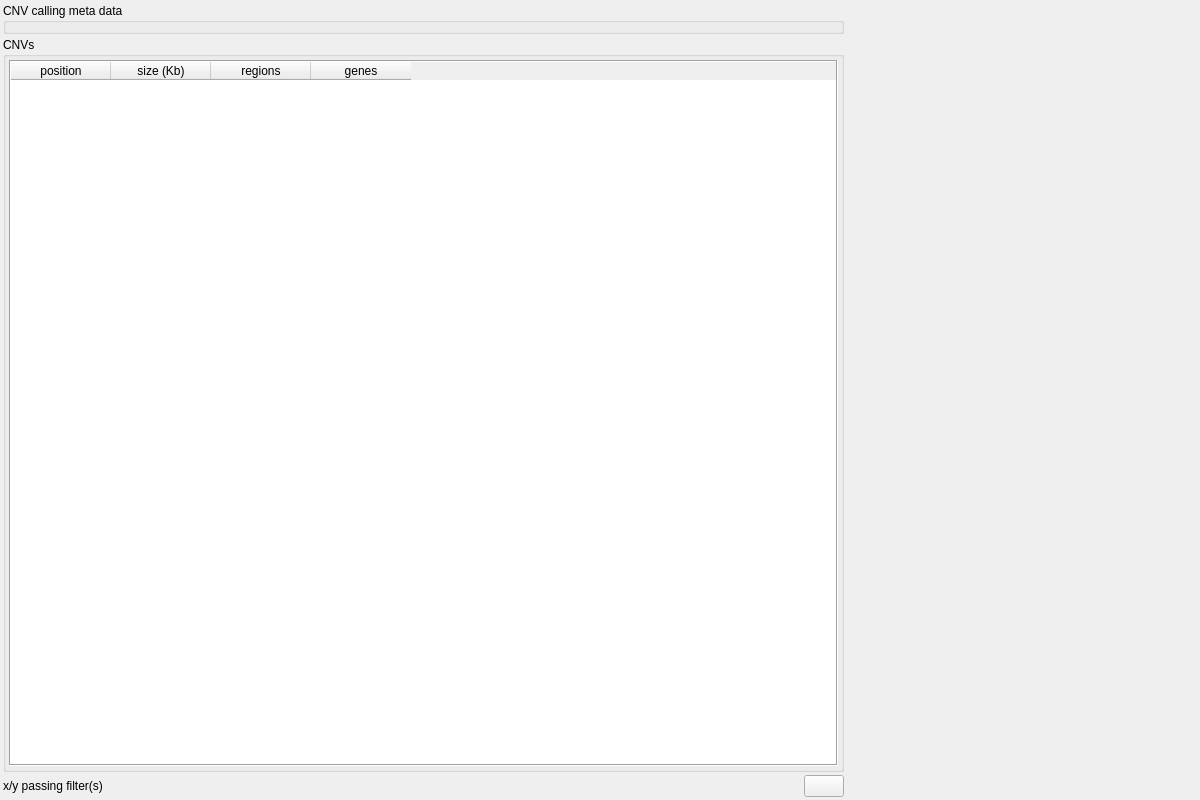
imgag/ngs-bits, file src/GSvar/CnvWidget.ui: the form before one commit.
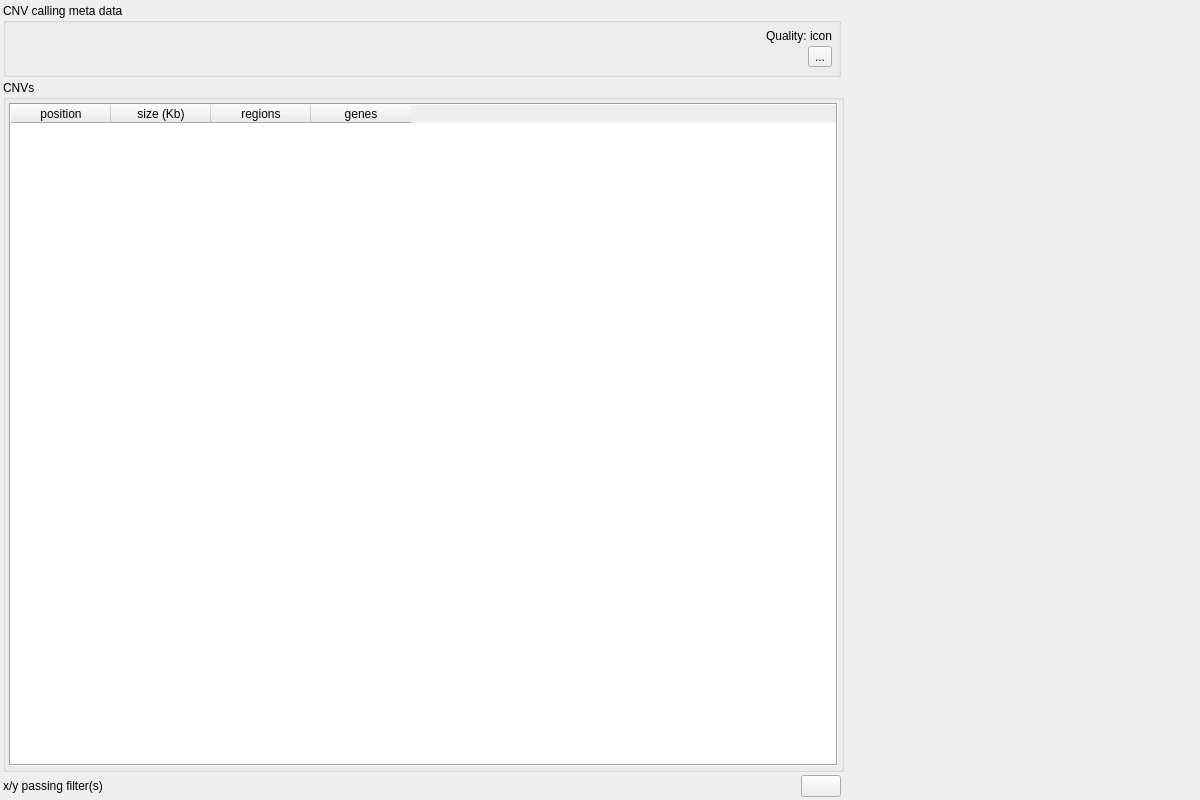
The form after the commit. Icons and pictures are not drawn. Custom widgets are drawn as their Qt base class.

Commit message: GSvar: added CNV callset quality and #cnvs histogram.

```diff
--- a/src/GSvar/CnvWidget.ui
+++ b/src/GSvar/CnvWidget.ui
@@ -35,34 +35,67 @@
    <property name="spacing">
     <number>3</number>
    </property>
-   <item row="0" column="0">
-    <widget class="QGroupBox" name="info_box">
-     <property name="title">
-      <string>CNV calling meta data</string>
-     </property>
-     <property name="flat">
-      <bool>true</bool>
-     </property>
-     <layout class="QVBoxLayout" name="verticalLayout_2">
-      <property name="spacing">
-       <number>3</number>
-      </property>
-      <property name="leftMargin">
-       <number>3</number>
-      </property>
-      <property name="topMargin">
-       <number>3</number>
-      </property>
-      <property name="rightMargin">
-       <number>3</number>
-      </property>
-      <property name="bottomMargin">
-       <number>3</number>
-      </property>
-     </layout>
+   <item row="2" column="0">
+    <layout class="QHBoxLayout" name="horizontalLayout">
+     <item>
+      <widget class="QLabel" name="status">
+       <property name="text">
+        <string>x/y passing filter(s)</string>
+       </property>
+      </widget>
+     </item>
+     <item>
+      <spacer name="horizontalSpacer_6">
+       <property name="orientation">
+        <enum>Qt::Horizontal</enum>
+       </property>
+       <property name="sizeHint" stdset="0">
+        <size>
+         <width>40</width>
+         <height>20</height>
+        </size>
+       </property>
+      </spacer>
+     </item>
+     <item>
+      <widget class="QPushButton" name="copy_clipboard">
+       <property name="toolTip">
+        <string>&lt;html&gt;&lt;head/&gt;&lt;body&gt;&lt;p&gt;Copy filtered CNVs to clipboard.&lt;/p&gt;&lt;/body&gt;&lt;/html&gt;</string>
+       </property>
+       <property name="text">
+        <string/>
+       </property>
+       <property name="icon">
+        <iconset resource="GSvar.qrc">
+         <normaloff>:/Icons/CopyClipboard.png</normaloff>:/Icons/CopyClipboard.png</iconset>
+       </property>
+      </widget>
+     </item>
+    </layout>
+   </item>
+   <item row="0" column="2" rowspan="3">
+    <widget class="FilterWidgetCNV" name="filter_widget" native="true">
+     <property name="sizePolicy">
+      <sizepolicy hsizetype="Minimum" vsizetype="Preferred">
+       <horstretch>0</horstretch>
+       <verstretch>0</verstretch>
+      </sizepolicy>
+     </property>
+     <property name="minimumSize">
+      <size>
+       <width>350</width>
+       <height>500</height>
+      </size>
+     </property>
+     <property name="maximumSize">
+      <size>
+       <width>350</width>
+       <height>16777215</height>
+      </size>
+     </property>
     </widget>
    </item>
-   <item row="1" column="0">
+   <item row="1" column="0" colspan="2">
     <widget class="QGroupBox" name="groupBox">
      <property name="title">
       <string>CNVs</string>
@@ -140,64 +173,155 @@
      </layout>
     </widget>
    </item>
-   <item row="2" column="0">
-    <layout class="QHBoxLayout" name="horizontalLayout">
-     <item>
-      <widget class="QLabel" name="status">
-       <property name="text">
-        <string>x/y passing filter(s)</string>
-       </property>
-      </widget>
-     </item>
-     <item>
-      <spacer name="horizontalSpacer_6">
-       <property name="orientation">
-        <enum>Qt::Horizontal</enum>
-       </property>
-       <property name="sizeHint" stdset="0">
+   <item row="0" column="0">
+    <widget class="QGroupBox" name="info_box">
+     <property name="minimumSize">
         <size>
-         <width>40</width>
-         <height>20</height>
-        </size>
-       </property>
-      </spacer>
-     </item>
-     <item>
-      <widget class="QPushButton" name="copy_clipboard">
-       <property name="toolTip">
-        <string>&lt;html&gt;&lt;head/&gt;&lt;body&gt;&lt;p&gt;Copy filtered CNVs to clipboard.&lt;/p&gt;&lt;/body&gt;&lt;/html&gt;</string>
-       </property>
-       <property name="text">
-        <string/>
-       </property>
-       <property name="icon">
-        <iconset resource="GSvar.qrc">
-         <normaloff>:/Icons/CopyClipboard.png</normaloff>:/Icons/CopyClipboard.png</iconset>
-       </property>
-      </widget>
-     </item>
-    </layout>
+       <width>0</width>
+       <height>0</height>
+      </size>
+     </property>
+     <property name="title">
+      <string>CNV calling meta data</string>
+     </property>
+     <property name="flat">
+      <bool>true</bool>
+     </property>
+     <layout class="QGridLayout" name="gridLayout_3" rowstretch="0,0,0" columnstretch="1,0,0">
+      <property name="leftMargin">
+       <number>3</number>
+      </property>
+      <property name="topMargin">
+       <number>3</number>
+      </property>
+      <property name="rightMargin">
+       <number>3</number>
+      </property>
+      <property name="bottomMargin">
+       <number>3</number>
+      </property>
+      <property name="spacing">
+       <number>3</number>
+      </property>
+      <item row="0" column="0" rowspan="3">
+       <widget class="QWidget" name="info_messages" native="true">
+        <layout class="QVBoxLayout" name="verticalLayout">
+         <property name="spacing">
+          <number>3</number>
+         </property>
+         <property name="leftMargin">
+          <number>3</number>
+         </property>
+         <property name="topMargin">
+          <number>3</number>
+         </property>
+         <property name="rightMargin">
+          <number>3</number>
+         </property>
+         <property name="bottomMargin">
+          <number>3</number>
+         </property>
+        </layout>
+       </widget>
    </item>
    <item row="0" column="1" rowspan="3">
-    <widget class="FilterWidgetCNV" name="filter_widget" native="true">
+       <widget class="QWidget" name="widget" native="true">
      <property name="sizePolicy">
-      <sizepolicy hsizetype="Minimum" vsizetype="Preferred">
+         <sizepolicy hsizetype="Preferred" vsizetype="Minimum">
        <horstretch>0</horstretch>
        <verstretch>0</verstretch>
       </sizepolicy>
      </property>
-     <property name="minimumSize">
+        <layout class="QGridLayout" name="gridLayout_2">
+         <property name="topMargin">
+          <number>3</number>
+         </property>
+         <property name="rightMargin">
+          <number>3</number>
+         </property>
+         <property name="bottomMargin">
+          <number>3</number>
+         </property>
+         <property name="spacing">
+          <number>3</number>
+         </property>
+         <item row="0" column="1">
+          <widget class="QLabel" name="quality">
+           <property name="text">
+            <string>icon</string>
+           </property>
+           <property name="alignment">
+            <set>Qt::AlignLeading|Qt::AlignLeft|Qt::AlignTop</set>
+           </property>
+          </widget>
+         </item>
+         <item row="0" column="0">
+          <widget class="QLabel" name="label">
+           <property name="toolTip">
+            <string>Quality stored in NGSD</string>
+           </property>
+           <property name="text">
+            <string>Quality:</string>
+           </property>
+           <property name="alignment">
+            <set>Qt::AlignLeading|Qt::AlignLeft|Qt::AlignTop</set>
+           </property>
+          </widget>
+         </item>
+         <item row="1" column="0" colspan="2">
+          <layout class="QHBoxLayout" name="horizontalLayout_2">
+           <property name="spacing">
+            <number>3</number>
+           </property>
+           <item>
+            <spacer name="horizontalSpacer">
+             <property name="orientation">
+              <enum>Qt::Horizontal</enum>
+             </property>
+             <property name="sizeHint" stdset="0">
       <size>
-       <width>350</width>
-       <height>500</height>
-      </size>
-     </property>
-     <property name="maximumSize">
+               <width>1</width>
+               <height>1</height>
+              </size>
+             </property>
+            </spacer>
+           </item>
+           <item>
+            <widget class="QToolButton" name="ngsd_btn">
+             <property name="text">
+              <string>...</string>
+             </property>
+             <property name="icon">
+              <iconset resource="../GSmix/GSmix.qrc">
+               <normaloff>:/Icons/NGSD.png</normaloff>:/Icons/NGSD.png</iconset>
+             </property>
+             <property name="popupMode">
+              <enum>QToolButton::InstantPopup</enum>
+             </property>
+             <property name="arrowType">
+              <enum>Qt::NoArrow</enum>
+             </property>
+            </widget>
+           </item>
+          </layout>
+         </item>
+         <item row="2" column="0" colspan="2">
+          <spacer name="verticalSpacer">
+           <property name="orientation">
+            <enum>Qt::Vertical</enum>
+           </property>
+           <property name="sizeHint" stdset="0">
       <size>
-       <width>350</width>
-       <height>16777215</height>
-      </size>
-     </property>
+             <width>1</width>
+             <height>1</height>
+            </size>
+           </property>
+          </spacer>
+         </item>
+        </layout>
+       </widget>
+      </item>
+     </layout>
     </widget>
    </item>
   </layout>
```
Left out of the diff: 1 changed line with no effect on the pictures. Lines whose indentation alone changed are shown as unchanged. The commit also changes 5 other files.
